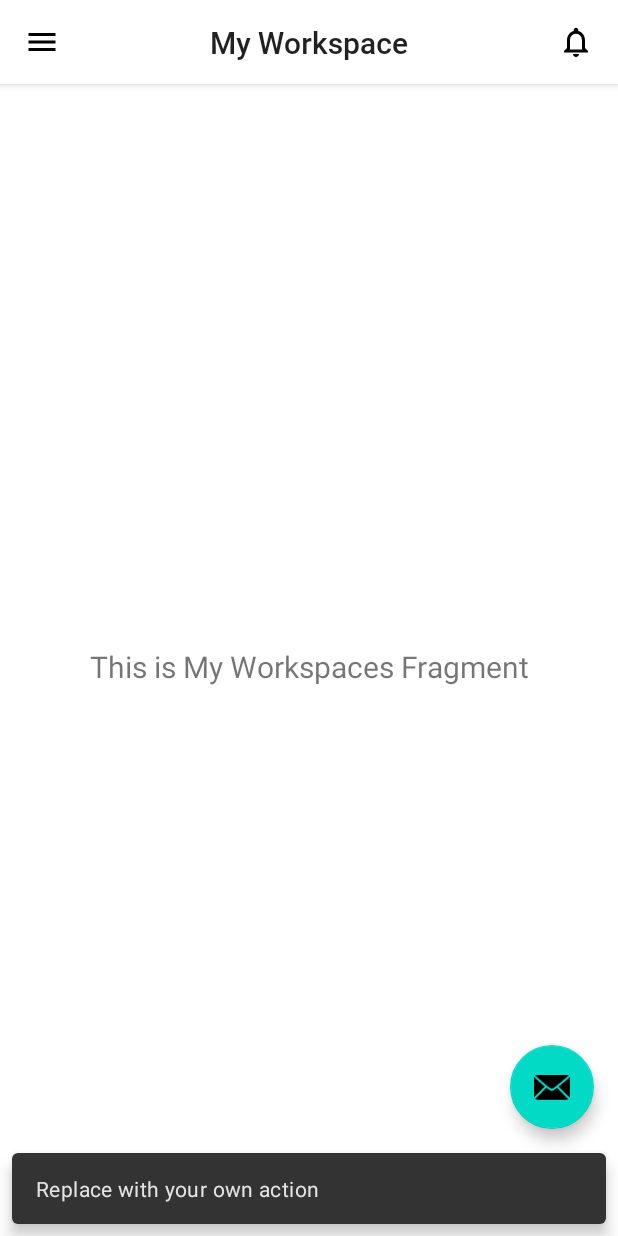
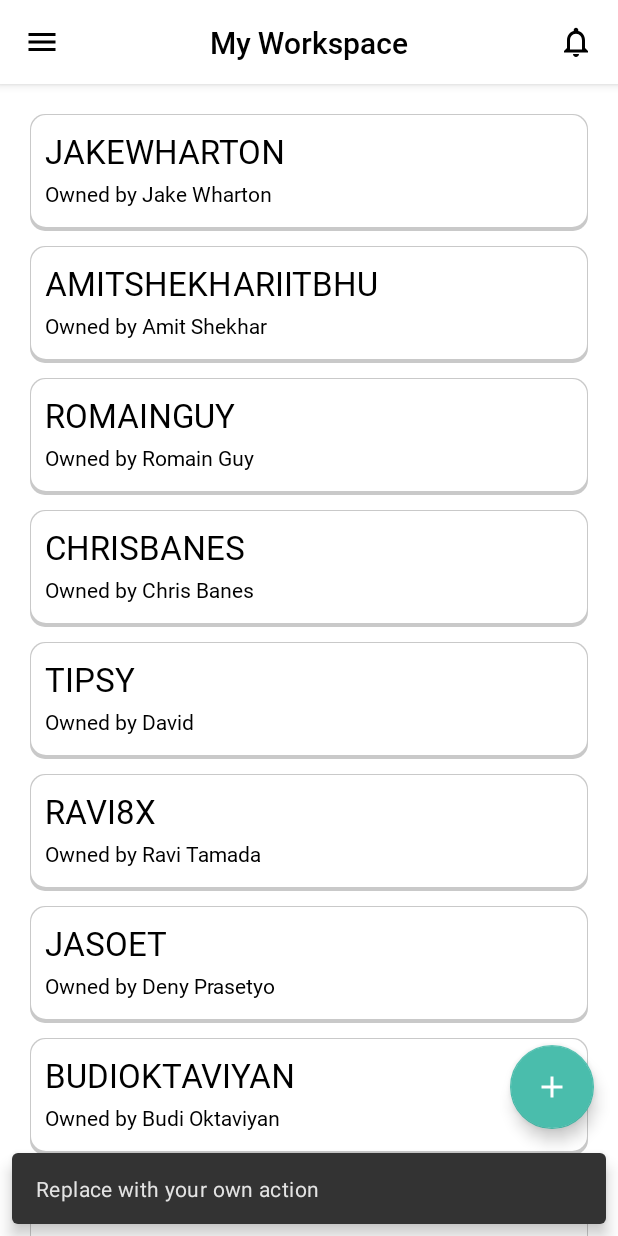
Before and after one commit to Nomdo-A5/nomdo-mobile, an Android app: the MainActivity screen opened directly, with no data from a screen before it, in the side drawer, after a tap on "My Workspaces", on a phone screen of 412 x 824 dp. Run offline under Robolectric (Android 15) with nearby library versions, the phone set to English and light mode, and no system bars; our stand-ins replace navigation-ui.

Commit message:
Add WorkspaceAdapter.kt, item_workspace.xml, and RecyclerView to MyWorkspacesFragment.kt

```diff
--- /dev/null
+++ b/app/src/main/java/com/nomdoa5/nomdo/adapter/WorkspaceAdapter.kt
@@ -0,0 +1,66 @@
+package com.nomdoa5.nomdo.adapter
+
+import android.graphics.Rect
+import android.view.LayoutInflater
+import android.view.View
+import android.view.ViewGroup
+import androidx.recyclerview.widget.RecyclerView
+import com.nomdoa5.nomdo.R
+import com.nomdoa5.nomdo.databinding.ItemWorkspaceBinding
+import com.nomdoa5.nomdo.model.Workspace
+
+class WorkspaceAdapter : RecyclerView.Adapter<WorkspaceAdapter.WorkspaceViewHolder>() {
+    private val mData = ArrayList<Workspace>()
+    private var onItemClickCallback: OnItemClickCallback? = null
+
+    fun setData(items: ArrayList<Workspace>) {
+        mData.clear()
+        mData.addAll(items)
+        notifyDataSetChanged()
+    }
+
+    interface OnItemClickCallback {
+        fun onItemClicked(data: Workspace)
+    }
+
+    fun setOnItemClickCallback(onItemClickCallback: OnItemClickCallback) {
+        this.onItemClickCallback = onItemClickCallback
+    }
+
+    override fun onCreateViewHolder(viewGroup: ViewGroup, position: Int): WorkspaceViewHolder {
+        val mView = LayoutInflater.from(viewGroup.context)
+            .inflate(R.layout.item_workspace, viewGroup, false)
+
+        return WorkspaceViewHolder(mView)
+    }
+
+    override fun onBindViewHolder(holder: WorkspaceViewHolder, position: Int) {
+        holder.bind(mData[position])
+    }
+
+    override fun getItemCount(): Int = mData.size
+
+    inner class WorkspaceViewHolder(itemView: View) : RecyclerView.ViewHolder(itemView) {
+        private val binding = ItemWorkspaceBinding.bind(itemView)
+        fun bind(workspaceItem: Workspace) {
+            binding.tvTitle.text = workspaceItem.workspaceName
+            binding.tvCreator.text = workspaceItem.workspaceCreator
+
+            itemView.setOnClickListener { onItemClickCallback?.onItemClicked(workspaceItem) }
+        }
+    }
+
+    class MarginItemDecoration(private val spaceHeight: Int) : RecyclerView.ItemDecoration() {
+        override fun getItemOffsets(outRect: Rect, view: View,
+                                    parent: RecyclerView, state: RecyclerView.State) {
+            with(outRect) {
+                if (parent.getChildAdapterPosition(view) == 0) {
+                    top = spaceHeight * 2
+                }
+                left =  spaceHeight * 2
+                right = spaceHeight * 2
+                bottom = spaceHeight
+            }
+        }
+    }
+}
--- a/app/src/main/java/com/nomdoa5/nomdo/model/Workspace.kt
+++ b/app/src/main/java/com/nomdoa5/nomdo/model/Workspace.kt
@@ -9,5 +9,6 @@ data class Workspace(
     @SerializedName("id_workspace")
     val idWorkspace: Int,
     @SerializedName("workspace_name")
-    val workspaceName: String? = null
+    val workspaceName: String? = null,
+    val workspaceCreator: String? = null,
 ) : Parcelable
--- a/app/src/main/java/com/nomdoa5/nomdo/ui/workspaces/MyWorkspacesFragment.kt
+++ b/app/src/main/java/com/nomdoa5/nomdo/ui/workspaces/MyWorkspacesFragment.kt
@@ -1,41 +1,83 @@
 package com.nomdoa5.nomdo.ui.workspaces
 
+import android.content.Intent
 import android.os.Bundle
 import android.view.LayoutInflater
 import android.view.View
 import android.view.ViewGroup
-import android.widget.TextView
+import android.widget.Toast
 import androidx.fragment.app.Fragment
-import androidx.lifecycle.ViewModelProvider
+import androidx.recyclerview.widget.LinearLayoutManager
+import androidx.recyclerview.widget.RecyclerView
+import com.nomdoa5.nomdo.R
+import com.nomdoa5.nomdo.adapter.WorkspaceAdapter
 import com.nomdoa5.nomdo.databinding.FragmentMyWorkspacesBinding
+import com.nomdoa5.nomdo.model.Workspace
 
 class MyWorkspacesFragment : Fragment() {
-
-    private lateinit var myWorkspacesViewModel: MyWorkspacesViewModel
+//    private lateinit var myWorkspacesViewModel: MyWorkspacesViewModel
     private var _binding: FragmentMyWorkspacesBinding? = null
-
     private val binding get() = _binding!!
+    private val workspaceAdapter = WorkspaceAdapter()
+    private var workspaces = arrayListOf<Workspace>()
+    private lateinit var workspaceName: Array<String>
+    private lateinit var workspaceCreator: Array<String>
+    private lateinit var rvWorkspace: RecyclerView
 
     override fun onCreateView(
         inflater: LayoutInflater,
         container: ViewGroup?,
         savedInstanceState: Bundle?
     ): View {
-        myWorkspacesViewModel =
-            ViewModelProvider(this).get(MyWorkspacesViewModel::class.java)
+//        myWorkspacesViewModel =
+//            ViewModelProvider(this).get(MyWorkspacesViewModel::class.java)
 
         _binding = FragmentMyWorkspacesBinding.inflate(inflater, container, false)
         val root: View = binding.root
 
-        val textView: TextView = binding.textGallery
-        myWorkspacesViewModel.text.observe(viewLifecycleOwner, {
-            textView.text = it
-        })
+//        myWorkspacesViewModel.text.observe(viewLifecycleOwner, {
+//            textView.text = it
+//        })
         return root
+    }
+
+    override fun onViewCreated(view: View, savedInstanceState: Bundle?) {
+        super.onViewCreated(view, savedInstanceState)
+        setData()
+        setupRecyclerView()
     }
 
     override fun onDestroyView() {
         super.onDestroyView()
         _binding = null
     }
+
+    fun setData(){
+        workspaceName = resources.getStringArray(R.array.name)
+        workspaceCreator = resources.getStringArray(R.array.creator)
+
+        for(i in workspaceName.indices){
+            val workspace = Workspace(
+                i,
+                workspaceName[i],
+                "Owned by " + workspaceCreator[i],
+            )
+            workspaces.add(workspace)
+        }
+    }
+
+    fun setupRecyclerView(){
+        rvWorkspace = requireView().findViewById(R.id.followingRecyclerView)
+        rvWorkspace.setHasFixedSize(true)
+        rvWorkspace.addItemDecoration(WorkspaceAdapter.MarginItemDecoration(15))
+        rvWorkspace.layoutManager = LinearLayoutManager(context)
+        workspaceAdapter.setData(workspaces)
+        rvWorkspace.adapter = workspaceAdapter
+
+        workspaceAdapter.setOnItemClickCallback(object : WorkspaceAdapter.OnItemClickCallback {
+            override fun onItemClicked(data: Workspace) {
+                Toast.makeText(context, "Kamu mengklik #${data.idWorkspace}", Toast.LENGTH_SHORT).show()
+            }
+        })
+    }
 }
--- /dev/null
+++ b/app/src/main/res/drawable/bg_rounded.xml
@@ -0,0 +1,22 @@
+<?xml version="1.0" encoding="utf-8"?>
+<layer-list
+    xmlns:android="http://schemas.android.com/apk/res/android">
+    <item>
+        <shape android:shape="rectangle">
+            <solid android:color="#CABBBBBB"/>
+            <corners android:radius="10dp" />
+        </shape>
+    </item>
+
+    <item
+        android:left="1dp"
+        android:right="1dp"
+        android:top="1dp"
+        android:bottom="3dp">
+
+        <shape android:shape="rectangle">
+            <solid android:color="@android:color/white"/>
+            <corners android:radius="10dp" />
+        </shape>
+    </item>
+</layer-list>
--- /dev/null
+++ b/app/src/main/res/drawable/ic_add.xml
@@ -0,0 +1,5 @@
+<vector android:height="24dp" android:tint="#FFFFFF"
+    android:viewportHeight="24" android:viewportWidth="24"
+    android:width="24dp" xmlns:android="http://schemas.android.com/apk/res/android">
+    <path android:fillColor="@android:color/white" android:pathData="M19,13h-6v6h-2v-6H5v-2h6V5h2v6h6v2z"/>
+</vector>
--- a/app/src/main/res/layout/app_bar_main.xml
+++ b/app/src/main/res/layout/app_bar_main.xml
@@ -82,7 +82,9 @@
         android:layout_gravity="bottom|end"
         android:layout_marginEnd="@dimen/fab_margin"
         android:layout_marginBottom="16dp"
-        app:srcCompat="@android:drawable/ic_dialog_email"
+        app:backgroundTint="@color/primary"
+        app:tint="@android:color/white"
+        app:srcCompat="@drawable/ic_add"
         android:contentDescription="@string/add_action_button" />
 
 </androidx.coordinatorlayout.widget.CoordinatorLayout>
--- a/app/src/main/res/layout/fragment_my_workspaces.xml
+++ b/app/src/main/res/layout/fragment_my_workspaces.xml
@@ -6,17 +6,28 @@
     android:layout_height="match_parent"
     tools:context=".ui.workspaces.MyWorkspacesFragment">
 
-    <TextView
-        android:id="@+id/text_gallery"
+    <androidx.recyclerview.widget.RecyclerView
+        android:id="@+id/followingRecyclerView"
         android:layout_width="match_parent"
-        android:layout_height="wrap_content"
-        android:layout_marginStart="8dp"
-        android:layout_marginTop="8dp"
-        android:layout_marginEnd="8dp"
-        android:textAlignment="center"
-        android:textSize="20sp"
+        android:layout_height="match_parent"
+        android:scrollbars="horizontal"
         app:layout_constraintBottom_toBottomOf="parent"
         app:layout_constraintEnd_toEndOf="parent"
         app:layout_constraintStart_toStartOf="parent"
+        app:layout_constraintTop_toTopOf="parent"
+        tools:listitem="@layout/item_workspace" />
+
+    <ProgressBar
+        android:id="@+id/progressBar"
+        style="?android:attr/progressBarStyle"
+        android:layout_width="wrap_content"
+        android:layout_height="wrap_content"
+        android:gravity="center"
+        android:visibility="gone"
+        app:layout_constraintBottom_toBottomOf="parent"
+        app:layout_constraintEnd_toEndOf="parent"
+        app:layout_constraintHorizontal_bias="0.5"
+        app:layout_constraintStart_toStartOf="parent"
         app:layout_constraintTop_toTopOf="parent" />
+
 </androidx.constraintlayout.widget.ConstraintLayout>
--- /dev/null
+++ b/app/src/main/res/layout/item_workspace.xml
@@ -0,0 +1,37 @@
+<?xml version="1.0" encoding="utf-8"?>
+<androidx.constraintlayout.widget.ConstraintLayout xmlns:android="http://schemas.android.com/apk/res/android"
+    xmlns:app="http://schemas.android.com/apk/res-auto"
+    xmlns:tools="http://schemas.android.com/tools"
+    android:layout_width="match_parent"
+    android:layout_height="wrap_content"
+    android:background="@drawable/bg_rounded"
+    android:paddingStart="10dp"
+    android:paddingLeft="10dp"
+    android:paddingTop="10dp"
+    android:paddingEnd="10dp"
+    android:paddingRight="10dp"
+    android:paddingBottom="15dp">
+
+    <TextView
+        android:id="@+id/tv_title"
+        android:layout_width="wrap_content"
+        android:layout_height="wrap_content"
+        android:fontFamily="@font/roboto_regular"
+        android:text="Halo"
+        android:textAllCaps="true"
+        android:textSize="22sp"
+        app:layout_constraintStart_toStartOf="parent"
+        app:layout_constraintTop_toTopOf="parent" />
+
+    <TextView
+        android:id="@+id/tv_creator"
+        android:layout_width="wrap_content"
+        android:layout_height="wrap_content"
+        android:layout_marginTop="4dp"
+        android:fontFamily="@font/roboto_regular"
+        android:text="Owned by diaz abdillah"
+        android:textSize="14sp"
+        app:layout_constraintStart_toStartOf="@+id/tv_title"
+        app:layout_constraintTop_toBottomOf="@+id/tv_title" />
+
+</androidx.constraintlayout.widget.ConstraintLayout>
--- a/app/src/main/res/values/strings.xml
+++ b/app/src/main/res/values/strings.xml
@@ -32,4 +32,30 @@
     <string name="navigation_drawer">Navigation Drawer</string>
     <string name="notifications">Notifications</string>
     <string name="add_action_button">Add Action Button</string>
+
+    <string-array name="name">
+        <item>JakeWharton</item>
+        <item>amitshekhariitbhu</item>
+        <item>romainguy</item>
+        <item>chrisbanes</item>
+        <item>tipsy</item>
+        <item>ravi8x</item>
+        <item>jasoet</item>
+        <item>budioktaviyan</item>
+        <item>hendisantika</item>
+        <item>sidiqpermana</item>
+    </string-array>
+
+    <string-array name="creator">
+        <item>Jake Wharton</item>
+        <item>Amit Shekhar</item>
+        <item>Romain Guy</item>
+        <item>Chris Banes</item>
+        <item>David</item>
+        <item>Ravi Tamada</item>
+        <item>Deny Prasetyo</item>
+        <item>Budi Oktaviyan</item>
+        <item>Hendi Santika</item>
+        <item>Sidiq Permana</item>
+    </string-array>
 </resources>
--- a/app/src/main/res/values/themes.xml
+++ b/app/src/main/res/values/themes.xml
@@ -2,17 +2,18 @@
     <!-- Base application theme. -->
     <style name="Theme.Nomdo" parent="Theme.MaterialComponents.Light.NoActionBar">
         <!-- Primary brand color. -->
-        <item name="colorPrimary">@color/purple_500</item>
+        <item name="colorPrimary">@color/primary</item>
         <item name="colorPrimaryVariant">@color/purple_700</item>
         <item name="colorOnPrimary">@color/white</item>
         <!-- Secondary brand color. -->
-        <item name="colorSecondary">@color/teal_200</item>
+        <item name="colorSecondary">@color/accent</item>
         <item name="colorSecondaryVariant">@color/teal_700</item>
         <item name="colorOnSecondary">@color/black</item>
         <!-- Status bar color. -->
         <item name="android:statusBarColor" tools:targetApi="l">@color/white</item>
         <item name="android:windowLightStatusBar" tools:targetApi="m">true</item>
         <!-- Customize your theme here. -->
+        <item name="android:textColor">@color/black</item>
     </style>
 
     <style name="Theme.Auth" parent="Theme.MaterialComponents.Light.NoActionBar">
```
